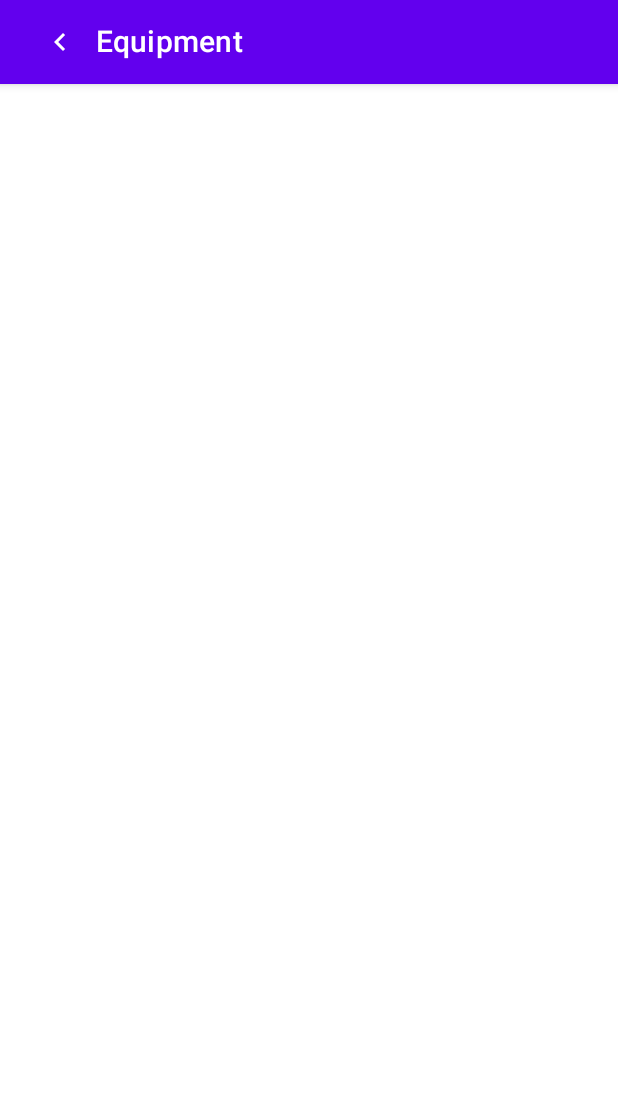
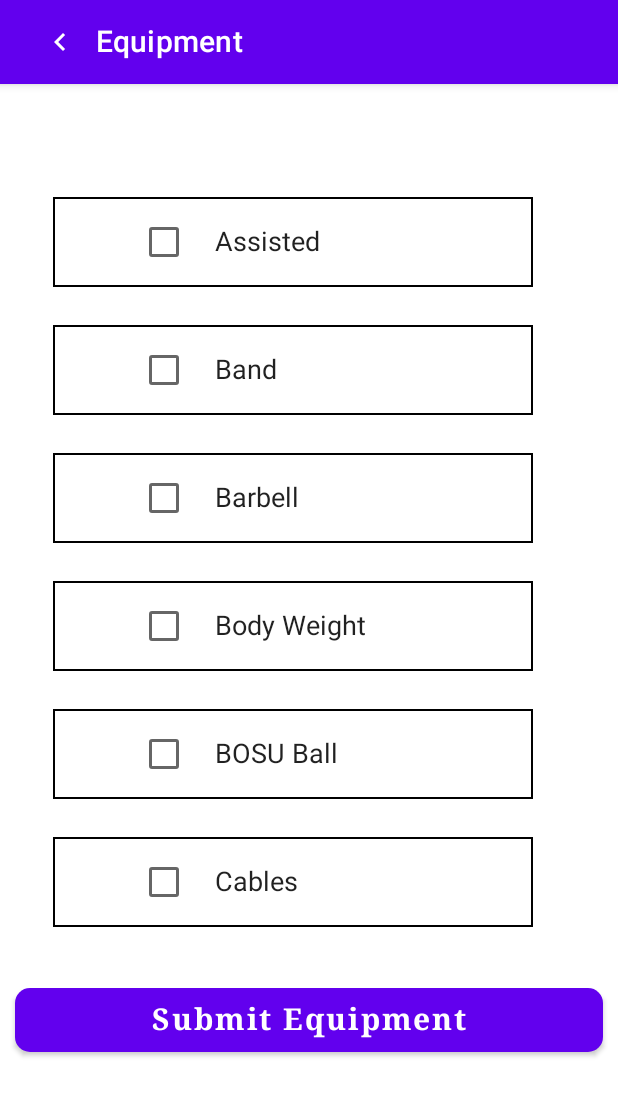
Before and after one commit to tylerporter30/HyperTrophy, an Android app built with Jetpack Compose: the EquipmentMatcherScreen screen opened through its navigation route, on a phone screen of 412 x 824 dp. Shown: the top 1096 px of the screen. Run offline under Robolectric (Android 15) with nearby library versions, the phone set to English and light mode, and no system bars.

Commit message:
Worked on UI for Equipment Page. Has scrollable check boxes with a submit button.

```diff
--- a/app/src/main/java/com/example/hypertrophy/Equipment.kt
+++ b/app/src/main/java/com/example/hypertrophy/Equipment.kt
@@ -1,10 +1,27 @@
 package com.example.hypertrophy
 
+import android.content.Intent
+import androidx.compose.foundation.border
+import androidx.compose.foundation.layout.*
+import androidx.compose.foundation.rememberScrollState
+import androidx.compose.foundation.shape.RoundedCornerShape
+import androidx.compose.foundation.verticalScroll
 import androidx.compose.material.*
 import androidx.compose.material.icons.Icons
 import androidx.compose.material.icons.filled.Home
 import androidx.compose.material.icons.filled.KeyboardArrowLeft
 import androidx.compose.runtime.Composable
+import androidx.compose.runtime.mutableStateOf
+import androidx.compose.runtime.remember
+import androidx.compose.ui.Alignment
+import androidx.compose.ui.Modifier
+import androidx.compose.ui.graphics.Color
+import androidx.compose.ui.platform.LocalContext
+import androidx.compose.ui.text.font.FontFamily
+import androidx.compose.ui.text.font.FontWeight
+import androidx.compose.ui.text.style.TextAlign
+import androidx.compose.ui.unit.dp
+import androidx.compose.ui.unit.sp
 import androidx.navigation.NavHostController
 
 @Composable
@@ -15,7 +32,84 @@ fun EquipmentMatcherScreen(navController: NavHostController) {
                 Icon(imageVector = Icons.Filled.KeyboardArrowLeft, contentDescription = "Templates")
             }
             Text(text = "Equipment") }) },
-        content = {  },
+        content = { EquipmentCheckbox() },
         //bottomBar = { BottomBarNavigation(navController = navController) }
     )
 }
+
+@Composable
+fun EquipmentCheckbox() {
+
+    val equipmentList = listOf("Assisted", "Band", "Barbell", "Body Weight", "BOSU Ball",
+        "Cables", "Dumbbell", "Elliptical", "EZ Bar", "Hammer", "Kettlebell",
+        "Leverage Machine", "Medicine Ball", "Olympic Barbell", "Resistance Band"
+        , "Roller", "Rope", "Skierg Machine", "Sled Machine", "Smith Machine",
+        "Stability Ball", "Stationary Bike", "Stepmill Machine", "Tire", "Trap Bar",
+        "Upper Body Erometer", "Weighted", "Wheel Roller")
+
+    Column(
+        modifier = Modifier
+
+            .fillMaxWidth()
+            .padding(top = 50.dp)
+            .size(525.dp)
+            .verticalScroll(rememberScrollState())
+    )
+
+    {
+
+        equipmentList.forEach { items ->
+
+            Row(modifier = Modifier
+                .padding(top = 25.dp, start = 35.dp)
+                .border(1.dp, color = Color.Black)
+                .width(320.dp)
+                .height(60.dp)
+                .padding(horizontal = 50.dp),
+
+                verticalAlignment = Alignment.CenterVertically
+            ) {
+                val isChecked = remember { mutableStateOf(false) }
+
+                Checkbox(
+                    checked = isChecked.value,
+                    onCheckedChange = { isChecked.value = it },
+                    enabled = true,
+                    colors = CheckboxDefaults.colors(
+                        checkedColor = Color.LightGray,
+                        checkmarkColor = Color.Red
+                    )
+                )
+                Text(modifier = Modifier.padding(start = 10.dp), text = items, fontSize = 18.sp)
+            }
+        }
+    }
+    EquipmentButton()
+}
+
+@Composable
+fun EquipmentButton() {
+
+    var context = LocalContext.current
+
+
+    Button( shape = RoundedCornerShape(10.dp),
+        onClick = {
+            //context.startActivity(Intent(context, ExerciseCard::class.java))
+        },
+        modifier = Modifier
+            .padding(top = 600.dp, start = 10.dp, end = 10.dp)
+            .fillMaxWidth()
+
+    ) {
+        Text(
+            "Submit Equipment",
+            color = Color.White,
+            textAlign = TextAlign.Center,
+            fontFamily = FontFamily.Serif,
+            fontWeight = FontWeight.W600,
+            fontSize = 20.sp,
+            modifier = Modifier.padding(1.dp)
+        )
+    }
+}
--- a/app/src/main/java/com/example/hypertrophy/MainActivity.kt
+++ b/app/src/main/java/com/example/hypertrophy/MainActivity.kt
@@ -4,14 +4,10 @@ import android.os.Bundle
 import androidx.activity.ComponentActivity
 import androidx.activity.compose.setContent
 import androidx.compose.foundation.layout.fillMaxSize
-import androidx.compose.foundation.layout.height
 import androidx.compose.material.*
 import androidx.compose.runtime.Composable
 import androidx.compose.runtime.getValue
 import androidx.compose.ui.Modifier
-import androidx.compose.ui.tooling.preview.Preview
-import androidx.compose.ui.unit.dp
-import androidx.navigation.NavController
 import androidx.navigation.NavHostController
 import androidx.navigation.compose.NavHost
 import androidx.navigation.compose.composable
--- a/app/src/main/java/com/example/hypertrophy/repository/ExerciseDBService.kt
+++ b/app/src/main/java/com/example/hypertrophy/repository/ExerciseDBService.kt
@@ -1,6 +1,5 @@
 package com.example.hypertrophy.model.repository
 
-import com.example.hypertrophy.model.network.BodyPart
 import com.example.hypertrophy.model.network.ExerciseInfo
 import retrofit2.Response
 import retrofit2.http.Body
```
